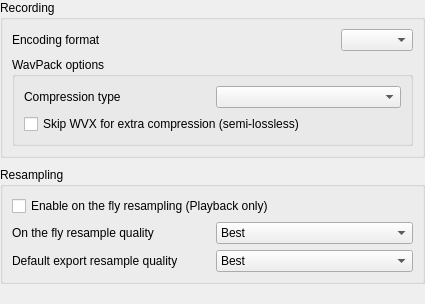
Above: src/traverso/ui/RecordingConfigPage.ui from ErwanLegrand/Traverso-DAW before the change. Below: the same form after it.
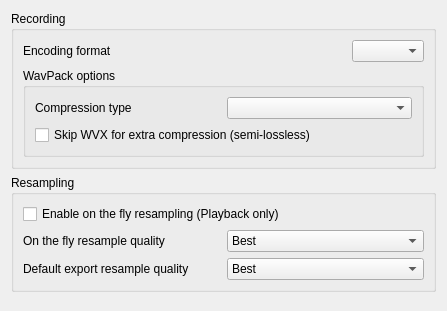
That is the form after the change.

Commit message: * cleanups in the settings pages, added Language selection dropdown box, though it's not storing the preference yet

Patch:
```diff
--- a/src/traverso/ui/RecordingConfigPage.ui
+++ b/src/traverso/ui/RecordingConfigPage.ui
@@ -5,14 +5,12 @@
    <rect>
     <x>0</x>
     <y>0</y>
-    <width>425</width>
-    <height>304</height>
+    <width>443</width>
+    <height>311</height>
    </rect>
   </property>
   <property name="sizePolicy" >
-   <sizepolicy>
-    <hsizetype>5</hsizetype>
-    <vsizetype>5</vsizetype>
+   <sizepolicy vsizetype="Preferred" hsizetype="Preferred" >
     <horstretch>0</horstretch>
     <verstretch>1</verstretch>
    </sizepolicy>
@@ -21,12 +19,6 @@
    <string>Form</string>
   </property>
   <layout class="QVBoxLayout" >
-   <property name="margin" >
-    <number>0</number>
-   </property>
-   <property name="spacing" >
-    <number>9</number>
-   </property>
    <item>
     <widget class="QGroupBox" name="groupBox" >
      <property name="title" >
@@ -268,7 +260,7 @@
      </property>
      <property name="sizeHint" >
       <size>
-       <width>20</width>
+       <width>425</width>
        <height>16</height>
       </size>
      </property>
```
Left out of the diff: 120 changed lines with no effect on the pictures. The commit also changes 9 other files.
